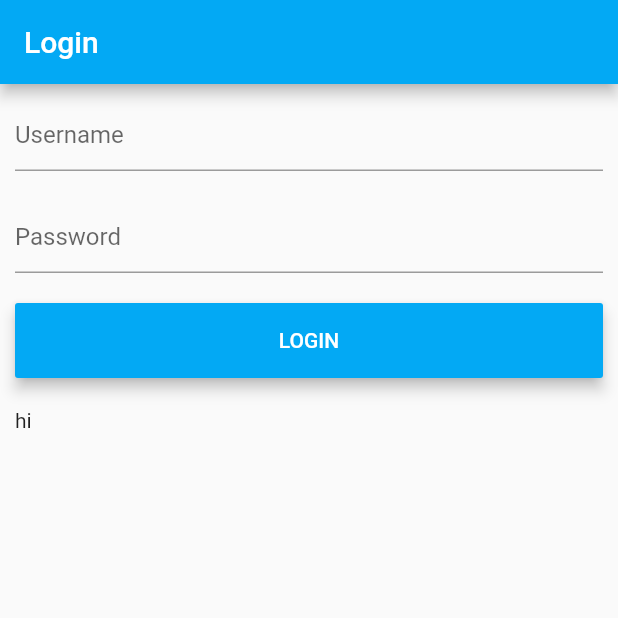
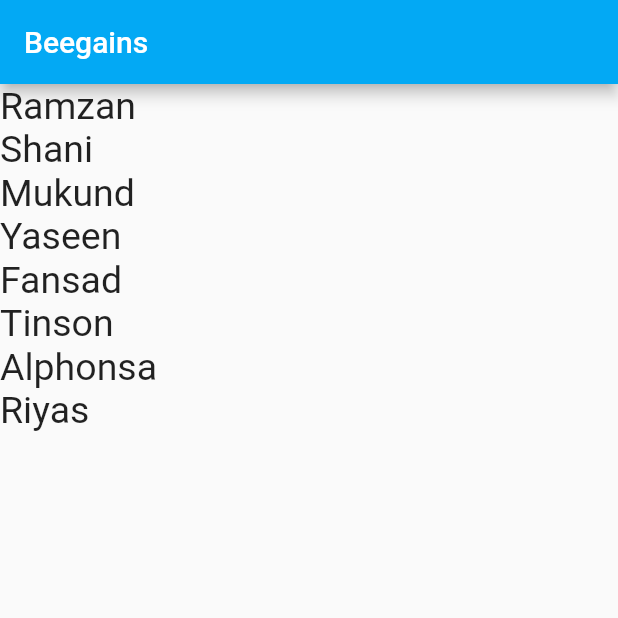
Before and after one commit to Ramzanelayodath/flutterbase, a Flutter app: the screen it shows after launch, on a phone screen of 412 x 824 dp, the top half of it. Run offline on Flutter 3.47's test engine with Material 2 defaults, Android fonts, the phone set to English and light mode, and no system bars.

Commit message:
Initial commit

```diff
--- a/lib/main.dart
+++ b/lib/main.dart
@@ -12,122 +12,34 @@ class MyApp extends StatelessWidget {
       title: 'Unit Converter',
       home: Scaffold(
         appBar: AppBar(
-          title: Text("Login"),
+          title: Text("Beegains"),
           backgroundColor: Colors.lightBlue,
         ),
-        body: HelloRectangle(),
+        body: Listview(),
       ),
     );
   }
 }
 
-class HelloRectangle extends StatefulWidget
+class Listview extends StatelessWidget
 {
   @override
-  State<StatefulWidget> createState() {
+  Widget build(BuildContext context) {
+    return Center(
+      child: ListView(
+        children: <Widget>[
+          Text("Ramzan",style: TextStyle(fontSize: 25.0)),
+          Text("Shani",style: TextStyle(fontSize: 25.0)),
+          Text("Mukund",style: TextStyle(fontSize: 25.0)),
+          Text("Yaseen",style: TextStyle(fontSize: 25.0)),
+          Text("Fansad",style: TextStyle(fontSize: 25.0)),
+          Text("Tinson",style: TextStyle(fontSize: 25.0)),
+          Text("Alphonsa",style: TextStyle(fontSize: 25.0)),
+          Text("Riyas",style: TextStyle(fontSize: 25.0))
 
-    return HelloRectanglestate();
+        ],
+      )
+    );
   }
 
 }
-
-  class HelloRectanglestate extends State<HelloRectangle> {
-    BuildContext context ;
-    String word = "hi";
-
-    @override
-    Widget build(BuildContext context) {
-      context = context;
-      return Center(
-          child: Column(
-            children: <Container>[
-              Container(
-                  margin: EdgeInsets.all(10),
-                  child: TextField(
-                    controller: usernamecontroller,
-                    decoration: InputDecoration(
-                      hintText: 'Username',
-                      labelStyle: new TextStyle(color: const Color(0xFF424242)),
-                    ),
-
-
-                  )
-              ),
-              Container(
-                  margin: EdgeInsets.all(10),
-                  child: TextField(
-                    obscureText: true,
-                    decoration: InputDecoration(
-                      hintText: 'Password',
-                      labelStyle: new TextStyle(color: const Color(0xFF424242)),
-
-                    ),
-
-
-                  )
-              ),
-              Container(
-                  margin: EdgeInsets.all(10),
-                  child: new SizedBox(
-                      width: double.infinity,
-                      height: 50.0,
-                      child: RaisedButton(
-                        child: const Text('LOGIN',
-                            style: TextStyle(color: Colors.white)),
-                        color: Colors.lightBlue,
-                        elevation: 4.0,
-                        splashColor: Colors.blueGrey,
-                        onPressed: () {
-                           // showAlert(usernamecontroller.text, context);
-                          //showSnackBar(usernamecontroller.text, context);
-                          setState(() {
-                            word = usernamecontroller.text;
-                          });
-                          // Perform some action
-                        })
-                  )
-              ),
-
-              Container(
-                  margin: EdgeInsets.all(10),
-                  child: new SizedBox(
-                      width: double.infinity,
-                      height: 50.0,
-                      child: Text("$word")
-                  )
-              )
-
-            ],
-          )
-      );
-    }
-    void showAlert(String username,BuildContext context)
-    {
-     /* showDialog(
-          context: context,
-          builder: (_) => new AlertDialog(
-            title: new Text("Username"),
-            content: new Text(username),
-          )
-      ); */
-      showDialog(context: context, child:
-      new AlertDialog(
-        title: new Text("Username"),
-        content: new Text(username),
-        actions: <Widget>[
-          FlatButton(onPressed:(){
-            Navigator.pop(context);
-          }, child: Text("OK"))
-        ],
-
-      )
-      );
-    }
-
-    void showSnackBar(String username,BuildContext context)
-    {
-      final snackBar = SnackBar(content: Text(username));
-      Scaffold.of(context).showSnackBar(snackBar);
-
-    }
-}
```
